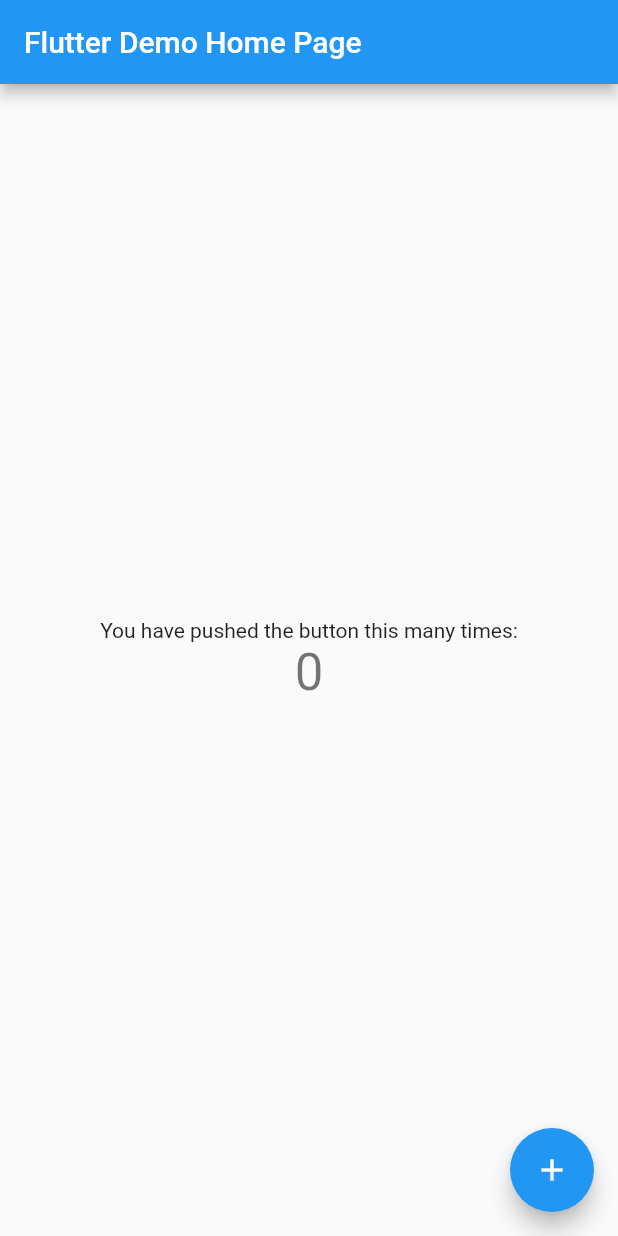
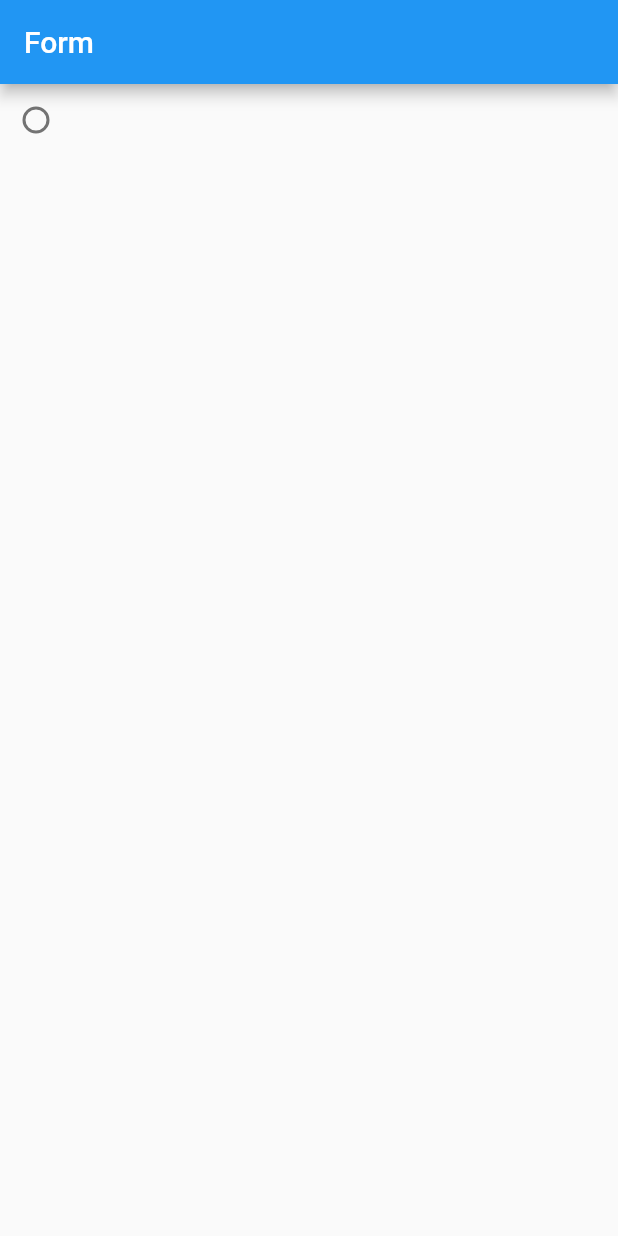
Before and after one commit to najmulmyself/flutterfire_crud, a Flutter app: the screen it shows after launch, on a phone screen of 412 x 824 dp. Run offline on Flutter 3.47's test engine with Material 2 defaults, Android fonts, the phone set to English and light mode, and no system bars; missing offline and left inert: radio_button_form_field.

Commit message:
added new page for form

```diff
--- /dev/null
+++ b/lib/dashboard_page.dart
@@ -0,0 +1,15 @@
+import 'package:flutter/material.dart';
+
+class DashboardPage extends StatefulWidget {
+  DashboardPage({Key? key}) : super(key: key);
+
+  @override
+  State<DashboardPage> createState() => _DashboardPageState();
+}
+
+class _DashboardPageState extends State<DashboardPage> {
+  @override
+  Widget build(BuildContext context) {
+    return Container();
+  }
+}
--- a/lib/main.dart
+++ b/lib/main.dart
@@ -1,115 +1,14 @@
 import 'package:flutter/material.dart';
+import 'package:recipe_app/test_page.dart';
 
-void main() {
-  runApp(const MyApp());
-}
+void main() => runApp(MyApp());
 
 class MyApp extends StatelessWidget {
-  const MyApp({Key? key}) : super(key: key);
-
-  // This widget is the root of your application.
   @override
   Widget build(BuildContext context) {
     return MaterialApp(
-      title: 'Flutter Demo',
-      theme: ThemeData(
-        // This is the theme of your application.
-        //
-        // Try running your application with "flutter run". You'll see the
-        // application has a blue toolbar. Then, without quitting the app, try
-        // changing the primarySwatch below to Colors.green and then invoke
-        // "hot reload" (press "r" in the console where you ran "flutter run",
-        // or simply save your changes to "hot reload" in a Flutter IDE).
-        // Notice that the counter didn't reset back to zero; the application
-        // is not restarted.
-        primarySwatch: Colors.blue,
-      ),
-      home: const MyHomePage(title: 'Flutter Demo Home Page'),
+      title: 'Material App',
+      home: TestFormPage(),
     );
   }
 }
-
-class MyHomePage extends StatefulWidget {
-  const MyHomePage({Key? key, required this.title}) : super(key: key);
-
-  // This widget is the home page of your application. It is stateful, meaning
-  // that it has a State object (defined below) that contains fields that affect
-  // how it looks.
-
-  // This class is the configuration for the state. It holds the values (in this
-  // case the title) provided by the parent (in this case the App widget) and
-  // used by the build method of the State. Fields in a Widget subclass are
-  // always marked "final".
-
-  final String title;
-
-  @override
-  State<MyHomePage> createState() => _MyHomePageState();
-}
-
-class _MyHomePageState extends State<MyHomePage> {
-  int _counter = 0;
-
-  void _incrementCounter() {
-    setState(() {
-      // This call to setState tells the Flutter framework that something has
-      // changed in this State, which causes it to rerun the build method below
-      // so that the display can reflect the updated values. If we changed
-      // _counter without calling setState(), then the build method would not be
-      // called again, and so nothing would appear to happen.
-      _counter++;
-    });
-  }
-
-  @override
-  Widget build(BuildContext context) {
-    // This method is rerun every time setState is called, for instance as done
-    // by the _incrementCounter method above.
-    //
-    // The Flutter framework has been optimized to make rerunning build methods
-    // fast, so that you can just rebuild anything that needs updating rather
-    // than having to individually change instances of widgets.
-    return Scaffold(
-      appBar: AppBar(
-        // Here we take the value from the MyHomePage object that was created by
-        // the App.build method, and use it to set our appbar title.
-        title: Text(widget.title),
-      ),
-      body: Center(
-        // Center is a layout widget. It takes a single child and positions it
-        // in the middle of the parent.
-        child: Column(
-          // Column is also a layout widget. It takes a list of children and
-          // arranges them vertically. By default, it sizes itself to fit its
-          // children horizontally, and tries to be as tall as its parent.
-          //
-          // Invoke "debug painting" (press "p" in the console, choose the
-          // "Toggle Debug Paint" action from the Flutter Inspector in Android
-          // Studio, or the "Toggle Debug Paint" command in Visual Studio Code)
-          // to see the wireframe for each widget.
-          //
-          // Column has various properties to control how it sizes itself and
-          // how it positions its children. Here we use mainAxisAlignment to
-          // center the children vertically; the main axis here is the vertical
-          // axis because Columns are vertical (the cross axis would be
-          // horizontal).
-          mainAxisAlignment: MainAxisAlignment.center,
-          children: <Widget>[
-            const Text(
-              'You have pushed the button this many times:',
-            ),
-            Text(
-              '$_counter',
-              style: Theme.of(context).textTheme.headline4,
-            ),
-          ],
-        ),
-      ),
-      floatingActionButton: FloatingActionButton(
-        onPressed: _incrementCounter,
-        tooltip: 'Increment',
-        child: const Icon(Icons.add),
-      ), // This trailing comma makes auto-formatting nicer for build methods.
-    );
-  }
-}
--- /dev/null
+++ b/lib/test_page.dart
@@ -0,0 +1,38 @@
+import 'package:flutter/material.dart';
+import 'package:radio_button_form_field/radio_button_form_field.dart';
+
+class TestFormPage extends StatefulWidget {
+  TestFormPage({Key? key}) : super(key: key);
+
+  @override
+  State<TestFormPage> createState() => _TestFormPageState();
+}
+
+class _TestFormPageState extends State<TestFormPage> {
+  final formKey = GlobalKey<FormState>();
+  List person = ['Rahim', 'Karim', 'Hasem', 'Kashem'];
+  String? select;
+  @override
+  Widget build(BuildContext context) {
+    return Scaffold(
+      appBar: AppBar(
+        title: Text('Form'),
+      ),
+      body: Form(
+        key: formKey,
+        child: Column(
+          children: [
+            Radio(
+                value: person.length,
+                groupValue: select,
+                onChanged: (value) {
+                  setState(() {
+                    select = value.toString();
+                  });
+                })
+          ],
+        ),
+      ),
+    );
+  }
+}
--- a/pubspec.yaml
+++ b/pubspec.yaml
@@ -34,6 +34,7 @@ dependencies:
   # The following adds the Cupertino Icons font to your application.
   # Use with the CupertinoIcons class for iOS style icons.
   cupertino_icons: ^1.0.2
+  radio_button_form_field: ^0.0.4
 
 dev_dependencies:
   flutter_test:
```
Also changed, not shown: pubspec.lock.
